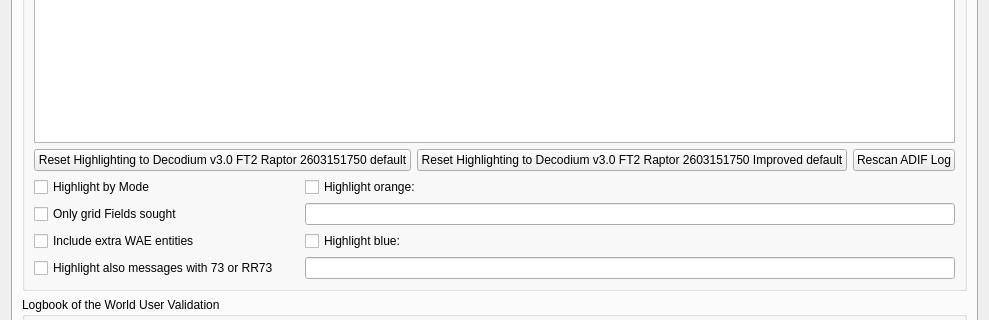
The window that Configuration.ui (iu8lmc/Decodium-3.0-Codename-Raptor) describes before a commit, drawn with Qt 5; both pictures show x 0 to 989 and y 124 to 444 of the 989 by 716 pixel window.
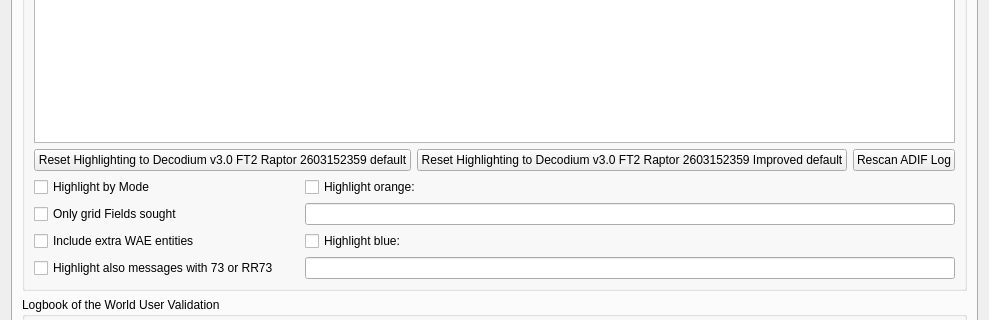
The same window after the commit. The open tabs and pages were chosen to show the change. Custom widgets are drawn as their Qt base class.

Commit message:
Build 2603152359 — Decodium Fast Track 2: Raptor Engine
FT2 async decoder performance overhaul:
- Scale factor 2.83→3.2 (matches FT8, +0.5 dB sensitivity)
- normalizebmet() RMS normalization on all 3 LLR channels (+1 dB)
- Turbo decode timer 750ms→187ms (~20 attempts/period, 4× faster)
- TX frequency hopping ±25 Hz after CQ (async anti-collision)
- Predictive DT/freq hints for known stations (60s cache)
- Fix fromLatin1 buffer overread (Fortran 80-char no null-terminator)
- Fix async ring buffer sizing (match Fortran NMAX=45000)
- UpdateChecker: QRegExp→QRegularExpression (Qt6 native)

Diff of the .ui file:
```diff
--- a/Configuration.ui
+++ b/Configuration.ui
@@ -2828,14 +2828,14 @@
                <string>&lt;html&gt;&lt;head/&gt;&lt;body&gt;&lt;p&gt;Push to reset all highlight items above to default values and priorities.&lt;/p&gt;&lt;/body&gt;&lt;/html&gt;</string>
               </property>
               <property name="text">
-               <string>Reset Highlighting to Decodium v3.0 FT2 Raptor 2603151750 default</string>
+               <string>Reset Highlighting to Decodium v3.0 FT2 Raptor 2603152359 default</string>
               </property>
              </widget>
             </item>
             <item>
              <widget class="QPushButton" name="reset_highlighting_to_defaults2_push_button">
               <property name="text">
-               <string>Reset Highlighting to Decodium v3.0 FT2 Raptor 2603151750 Improved default</string>
+               <string>Reset Highlighting to Decodium v3.0 FT2 Raptor 2603152359 Improved default</string>
               </property>
              </widget>
             </item>
```
Left out of the diff: 14 changed lines with no effect on the pictures. The commit also changes 18 other files.
